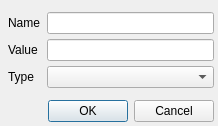
Qt form limereport/databrowser/lrvariabledialog.ui (fralx/LimeReport) before a commit.
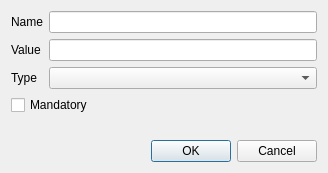
The same form after that commit. Icons and pictures are not drawn.

```diff
--- a/limereport/databrowser/lrvariabledialog.ui
+++ b/limereport/databrowser/lrvariabledialog.ui
@@ -6,8 +6,8 @@
    <rect>
     <x>0</x>
     <y>0</y>
-    <width>218</width>
-    <height>126</height>
+    <width>328</width>
+    <height>173</height>
    </rect>
   </property>
   <property name="windowTitle">
@@ -18,35 +18,8 @@
     <normaloff>:/databrowser/images/value</normaloff>:/databrowser/images/value</iconset>
   </property>
   <layout class="QVBoxLayout" name="verticalLayout">
-   <property name="spacing">
-    <number>2</number>
-   </property>
-   <property name="leftMargin">
-    <number>4</number>
-   </property>
-   <property name="topMargin">
-    <number>4</number>
-   </property>
-   <property name="rightMargin">
-    <number>4</number>
-   </property>
-   <property name="bottomMargin">
-    <number>4</number>
-   </property>
    <item>
-    <layout class="QFormLayout" name="formLayout">
-     <property name="horizontalSpacing">
-      <number>7</number>
-     </property>
-     <property name="verticalSpacing">
-      <number>5</number>
-     </property>
-     <property name="leftMargin">
-      <number>4</number>
-     </property>
-     <property name="topMargin">
-      <number>8</number>
-     </property>
+    <layout class="QGridLayout" name="gridLayout">
      <item row="0" column="0">
       <widget class="QLabel" name="lblName">
        <property name="text">
@@ -67,9 +40,6 @@
      <item row="1" column="1">
       <widget class="QLineEdit" name="leValue"/>
      </item>
-     <item row="2" column="1">
-      <widget class="QComboBox" name="cbbType"/>
-     </item>
      <item row="2" column="0">
       <widget class="QLabel" name="lblType">
        <property name="text">
@@ -77,8 +47,31 @@
        </property>
       </widget>
      </item>
+     <item row="2" column="1">
+      <widget class="QComboBox" name="cbbType"/>
+     </item>
     </layout>
    </item>
+   <item>
+    <widget class="QCheckBox" name="cbbMandatory">
+     <property name="text">
+      <string>Mandatory</string>
+     </property>
+    </widget>
+   </item>
+   <item>
+    <spacer name="verticalSpacer">
+     <property name="orientation">
+      <enum>Qt::Vertical</enum>
+     </property>
+     <property name="sizeHint" stdset="0">
+      <size>
+       <width>20</width>
+       <height>0</height>
+      </size>
+     </property>
+    </spacer>
+   </item>
    <item>
     <widget class="QDialogButtonBox" name="buttonBox">
      <property name="orientation">
```
